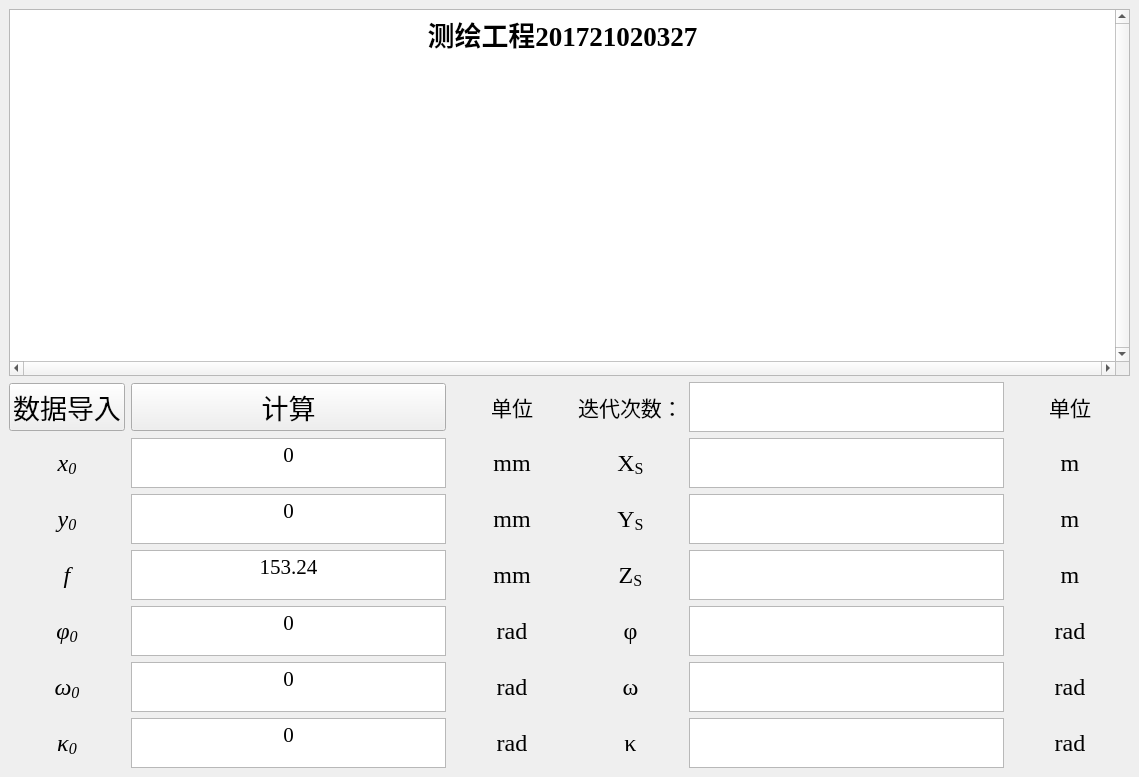
This is GUI.ui in Wang-sx0103/Space-Resection-of-Single-Image as Qt 5 draws it before an edit. The edited form follows.
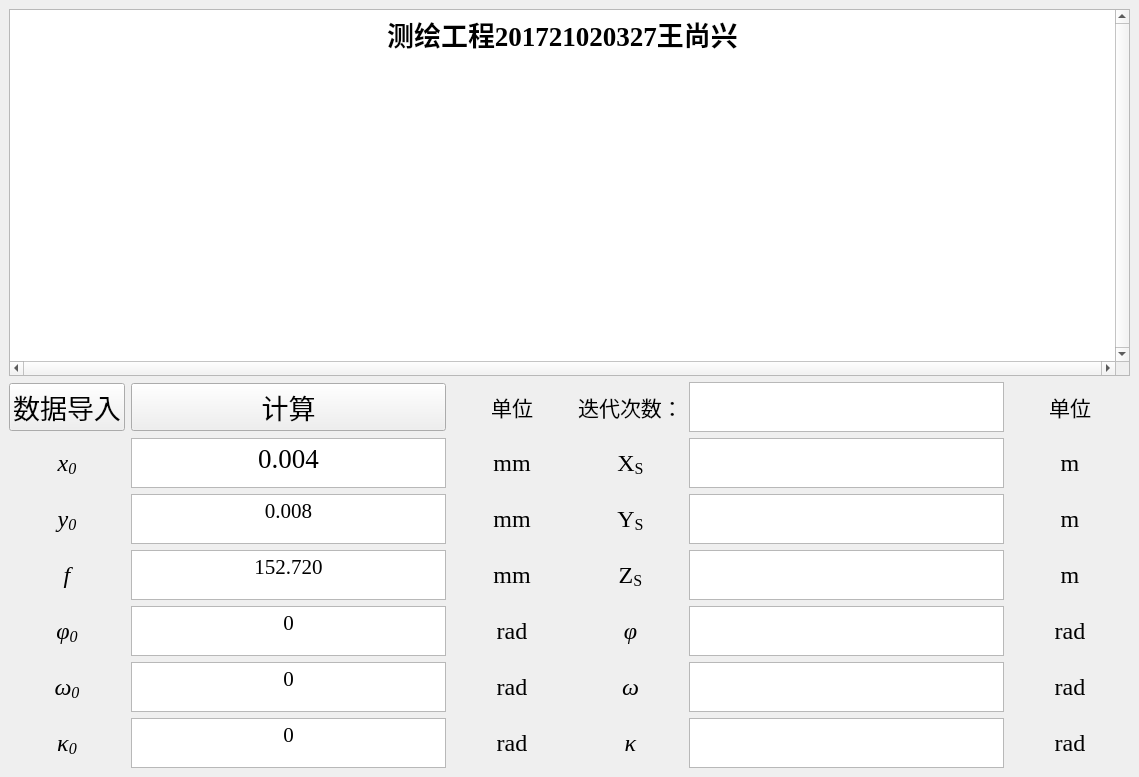
This is the edited form.

Commit message: 界面微调

The edit to the form file:
```diff
--- a/GUI.ui
+++ b/GUI.ui
@@ -286,7 +286,7 @@
         <property name="maximumSize">
          <size>
           <width>16777215</width>
-          <height>400</height>
+          <height>800</height>
          </size>
         </property>
         <property name="font">
@@ -312,7 +312,7 @@
 &lt;html&gt;&lt;head&gt;&lt;meta name=&quot;qrichtext&quot; content=&quot;1&quot; /&gt;&lt;style type=&quot;text/css&quot;&gt;
 p, li { white-space: pre-wrap; }
 &lt;/style&gt;&lt;/head&gt;&lt;body style=&quot; font-family:'Times New Roman','Times New Roman'; font-size:20pt; font-weight:600; font-style:normal;&quot;&gt;
-&lt;p align=&quot;center&quot; style=&quot; margin-top:0px; margin-bottom:0px; margin-left:0px; margin-right:0px; -qt-block-indent:0; text-indent:0px;&quot;&gt;测绘工程201721020327&lt;/p&gt;&lt;/body&gt;&lt;/html&gt;</string>
+&lt;p align=&quot;center&quot; style=&quot; margin-top:0px; margin-bottom:0px; margin-left:0px; margin-right:0px; -qt-block-indent:0; text-indent:0px;&quot;&gt;测绘工程201721020327王尚兴&lt;/p&gt;&lt;/body&gt;&lt;/html&gt;</string>
         </property>
        </widget>
       </item>
@@ -654,6 +654,7 @@
          <font>
           <family>Times New Roman</family>
           <pointsize>18</pointsize>
+          <italic>true</italic>
          </font>
         </property>
         <property name="text">
@@ -673,6 +674,7 @@
          <font>
           <family>Times New Roman</family>
           <pointsize>18</pointsize>
+          <italic>true</italic>
          </font>
         </property>
         <property name="text">
@@ -692,6 +694,7 @@
          <font>
           <family>Times New Roman</family>
           <pointsize>18</pointsize>
+          <italic>true</italic>
          </font>
         </property>
         <property name="text">
@@ -718,7 +721,7 @@
 &lt;html&gt;&lt;head&gt;&lt;meta name=&quot;qrichtext&quot; content=&quot;1&quot; /&gt;&lt;style type=&quot;text/css&quot;&gt;
 p, li { white-space: pre-wrap; }
 &lt;/style&gt;&lt;/head&gt;&lt;body style=&quot; font-family:'Times New Roman','Times New Roman'; font-size:20pt; font-weight:400; font-style:normal;&quot;&gt;
-&lt;p align=&quot;center&quot; style=&quot; margin-top:0px; margin-bottom:0px; margin-left:0px; margin-right:0px; -qt-block-indent:0; text-indent:0px;&quot;&gt;&lt;span style=&quot; font-family:'Microsoft YaHei'; font-size:16pt;&quot;&gt;0&lt;/span&gt;&lt;/p&gt;&lt;/body&gt;&lt;/html&gt;</string>
+&lt;p align=&quot;center&quot; style=&quot; margin-top:0px; margin-bottom:0px; margin-left:0px; margin-right:0px; -qt-block-indent:0; text-indent:0px;&quot;&gt;0.004&lt;/p&gt;&lt;/body&gt;&lt;/html&gt;</string>
         </property>
        </widget>
       </item>
@@ -765,7 +768,7 @@
 &lt;html&gt;&lt;head&gt;&lt;meta name=&quot;qrichtext&quot; content=&quot;1&quot; /&gt;&lt;style type=&quot;text/css&quot;&gt;
 p, li { white-space: pre-wrap; }
 &lt;/style&gt;&lt;/head&gt;&lt;body style=&quot; font-family:'Times New Roman','Times New Roman'; font-size:20pt; font-weight:400; font-style:normal;&quot;&gt;
-&lt;p align=&quot;center&quot; style=&quot; margin-top:0px; margin-bottom:0px; margin-left:0px; margin-right:0px; -qt-block-indent:0; text-indent:0px;&quot;&gt;&lt;span style=&quot; font-family:'Microsoft YaHei'; font-size:16pt;&quot;&gt;0&lt;/span&gt;&lt;/p&gt;&lt;/body&gt;&lt;/html&gt;</string>
+&lt;p align=&quot;center&quot; style=&quot; margin-top:0px; margin-bottom:0px; margin-left:0px; margin-right:0px; -qt-block-indent:0; text-indent:0px;&quot;&gt;&lt;span style=&quot; font-family:'Microsoft YaHei'; font-size:16pt;&quot;&gt;0.008&lt;/span&gt;&lt;/p&gt;&lt;/body&gt;&lt;/html&gt;</string>
         </property>
        </widget>
       </item>
@@ -808,7 +811,7 @@
 &lt;html&gt;&lt;head&gt;&lt;meta name=&quot;qrichtext&quot; content=&quot;1&quot; /&gt;&lt;style type=&quot;text/css&quot;&gt;
 p, li { white-space: pre-wrap; }
 &lt;/style&gt;&lt;/head&gt;&lt;body style=&quot; font-family:'Times New Roman','Times New Roman'; font-size:20pt; font-weight:400; font-style:normal;&quot;&gt;
-&lt;p align=&quot;center&quot; style=&quot; margin-top:0px; margin-bottom:0px; margin-left:0px; margin-right:0px; -qt-block-indent:0; text-indent:0px;&quot;&gt;&lt;span style=&quot; font-family:'Microsoft YaHei'; font-size:16pt;&quot;&gt;153.24&lt;/span&gt;&lt;/p&gt;&lt;/body&gt;&lt;/html&gt;</string>
+&lt;p align=&quot;center&quot; style=&quot; margin-top:0px; margin-bottom:0px; margin-left:0px; margin-right:0px; -qt-block-indent:0; text-indent:0px;&quot;&gt;&lt;span style=&quot; font-family:'Microsoft YaHei'; font-size:16pt;&quot;&gt;152.720&lt;/span&gt;&lt;/p&gt;&lt;/body&gt;&lt;/html&gt;</string>
         </property>
        </widget>
       </item>
```
The commit also changes 4 other files.
